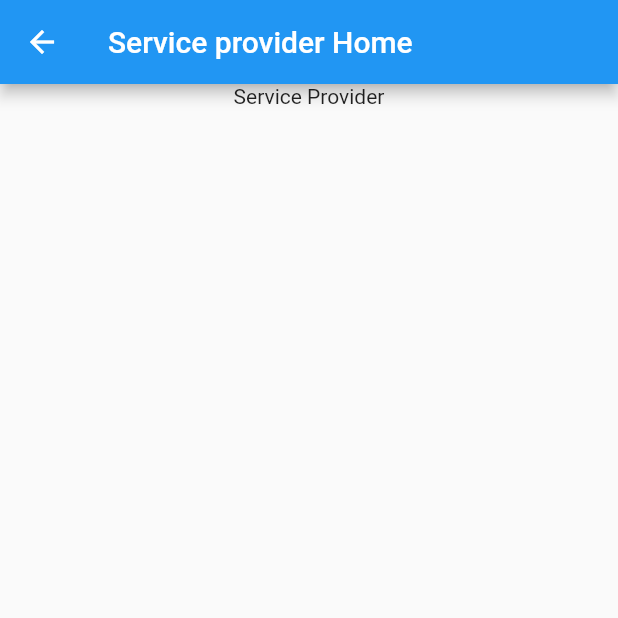
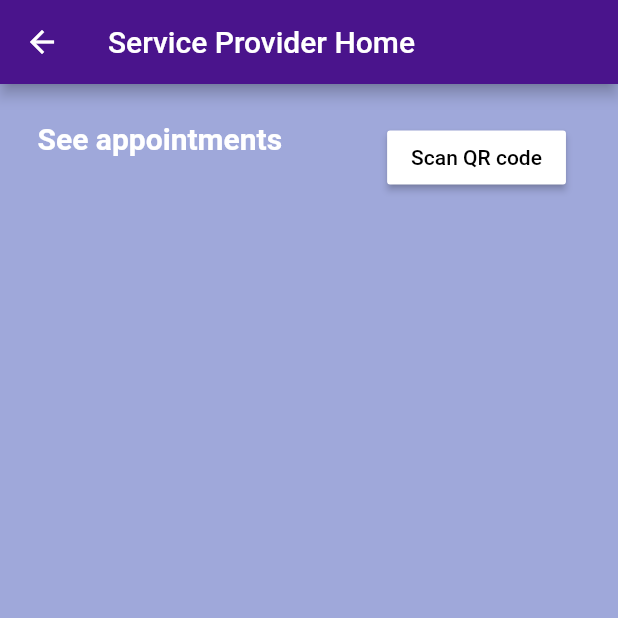
Before and after one commit to Pavan2601/SummerInternship, a Flutter app: the ServiceProviderHomePage screen opened directly, on a phone screen of 412 x 824 dp, the top half of it. Run offline on Flutter 3.47's test engine with Material 2 defaults, Android fonts, the phone set to English and light mode, and no system bars; our stand-ins replace date_format, firebase_auth, firebase_core, flutter_custom_clippers, flutter_svg, font_awesome_flutter and 3 more; missing offline and left inert: barcode_scan_fix, flutter_material_pickers; accounts and stored records are empty; project files that could hold a hidden picture were left out.

Commit message:
Added Service Provider Home page

```diff
--- a/vendor_app/lib/screens/home/ServiceProvider.dart
+++ b/vendor_app/lib/screens/home/ServiceProvider.dart
@@ -1,20 +1,63 @@
+import 'dart:ui';
+
+import 'package:barcode_scan_fix/barcode_scan.dart';
 import 'package:flutter/material.dart';
 
-class ServiceProviderHomePage extends StatelessWidget {
-  const ServiceProviderHomePage({Key? key}) : super(key: key);
+class ServiceProviderHomePage extends StatefulWidget {
+  @override
+  _ServiceProviderHomePageState createState() =>
+      _ServiceProviderHomePageState();
+}
+
+class _ServiceProviderHomePageState extends State<ServiceProviderHomePage> {
+  String qrCodeResult = "Not Yet Scanned";
 
   @override
   Widget build(BuildContext context) {
     return Scaffold(
       appBar: AppBar(
-        title: Text('Service provider Home'),
+        title: Text('Service Provider Home'),
+        backgroundColor: Colors.purple[900],
       ),
-      body: Column(
-        children: [
-          Center(
-            child: Text('Service Provider'),
-          )
-        ],
+      body: SafeArea(
+        child: Container(
+          color: Colors.indigo[200],
+          height: MediaQuery.of(context).size.height,
+          width: MediaQuery.of(context).size.width,
+          child: Container(
+            width: MediaQuery.of(context).size.width,
+            margin: EdgeInsets.only(left: 25, top: 25),
+            child: Row(
+              crossAxisAlignment: CrossAxisAlignment.start,
+              children: [
+                Text(
+                  "See appointments",
+                  style: TextStyle(
+                      fontSize: 20,
+                      fontWeight: FontWeight.bold,
+                      color: Colors.white),
+                ),
+                Container(
+                  margin: EdgeInsets.only(left: 70),
+                  child: RaisedButton(
+                    onPressed: () async {
+                      String codeSanner =
+                          await BarcodeScanner.scan(); //barcode scnner
+                      setState(() {
+                        qrCodeResult = codeSanner;
+                      });
+                    },
+                    color: Colors.white,
+                    child: Text(
+                      "Scan QR code",
+                      style: TextStyle(color: Colors.black),
+                    ),
+                  ),
+                ),
+              ],
+            ),
+          ),
+        ),
       ),
     );
   }
--- a/vendor_app/pubspec.yaml
+++ b/vendor_app/pubspec.yaml
@@ -25,6 +25,7 @@ dependencies:
     sdk: flutter
 
   validators: ^3.0.0
+  barcode_scan_fix: any
 
 
   # The following adds the Cupertino Icons font to your application.
```
Also changed, not shown: vendor_app/pubspec.lock, 2 other files.
